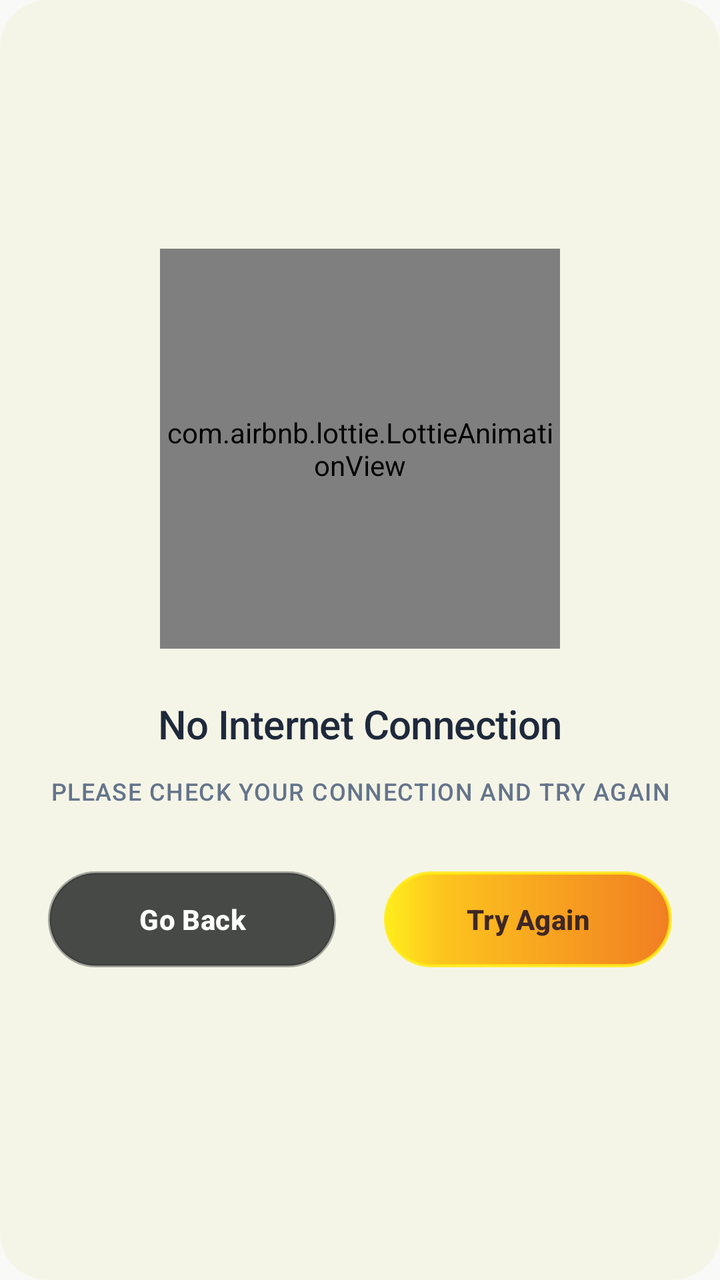
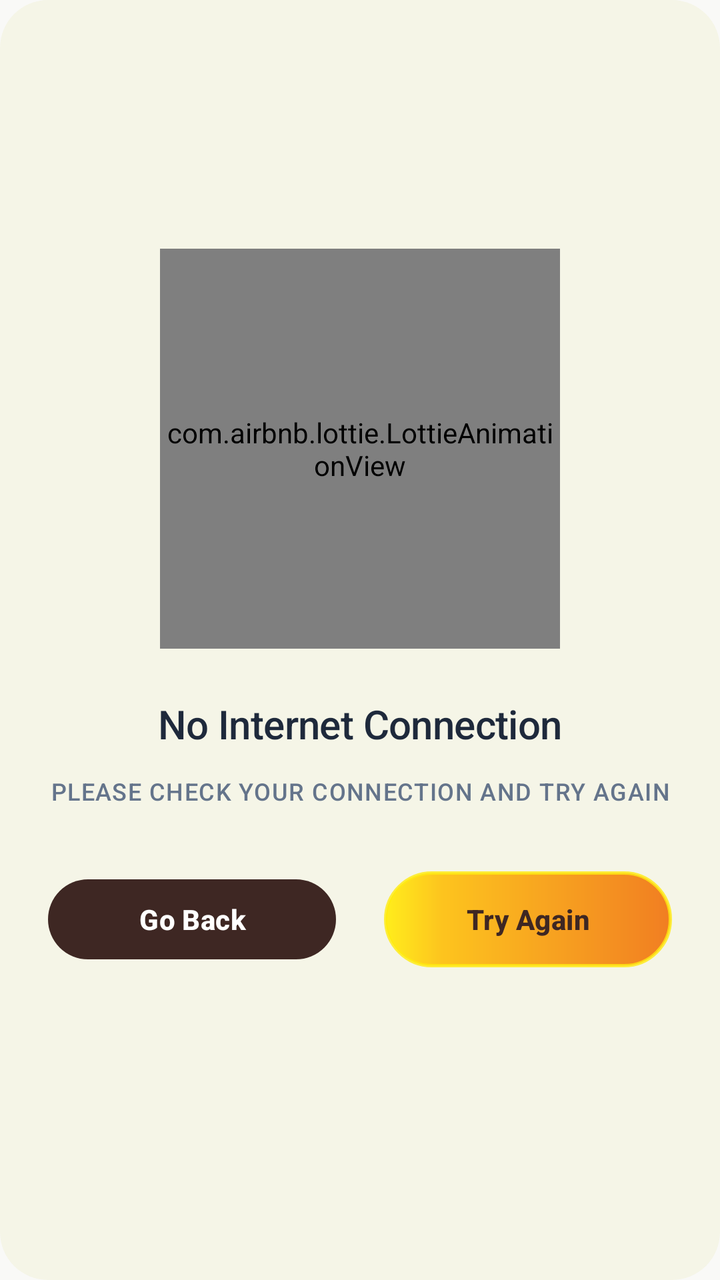

Before-and-after screenshots of an Android layout around one commit, followed by the original layout XML and the change that was made.
<!-- AndroidManifest.xml: application theme Theme.BeckieDealApp -->
<!-- res/layout/dialog_no_internet.xml -->
<?xml version="1.0" encoding="utf-8"?>
<LinearLayout
    xmlns:android="http://schemas.android.com/apk/res/android"
    xmlns:app="http://schemas.android.com/apk/res-auto"
    android:layout_width="match_parent"
    android:layout_height="match_parent"
    android:background="@drawable/dialog_no_internet_bg"
    android:gravity="center"
    android:orientation="vertical"
    android:paddingHorizontal="24dp"
    android:paddingVertical="32dp">

    
    <com.airbnb.lottie.LottieAnimationView
        android:id="@+id/noInternetAnimation"
        android:layout_width="200dp"
        android:layout_height="200dp"
        android:layout_marginBottom="24dp"
        app:lottie_rawRes="@raw/no_internet"
        app:lottie_autoPlay="true"
        app:lottie_loop="true" />

    
    <TextView
        android:layout_width="wrap_content"
        android:layout_height="wrap_content"
        android:layout_marginBottom="12dp"
        android:text="No Internet Connection"
        android:textAppearance="@style/TextAppearance.App.SectionHeader"
        android:textColor="@color/text_primary"
        android:textSize="20sp" />

    
    <TextView
        android:layout_width="wrap_content"
        android:layout_height="wrap_content"
        android:gravity="center"
        android:layout_marginBottom="32dp"
        android:text="Please check your connection and try again"
        android:textAppearance="@style/TextAppearance.App.Label"
        android:textColor="@color/text_secondary" />

    
    <LinearLayout
        android:layout_width="match_parent"
        android:layout_height="wrap_content"
        android:orientation="horizontal"
        android:layout_marginBottom="32dp">

        <com.google.android.material.button.MaterialButton
            android:id="@+id/closeButton"
            android:layout_width="0dp"
            android:layout_height="48dp"
            android:layout_weight="0.5"
            android:layout_marginEnd="12dp"
            android:paddingStart="16dp"
            android:paddingEnd="16dp"
            android:background="@drawable/button_buy_now_glass"
            android:text="Go Back"
            android:textAllCaps="false"
            android:textColor="@color/white_fixed"
            android:textSize="14sp"
            android:textStyle="bold"
            app:backgroundTint="@null" />

        <com.google.android.material.button.MaterialButton
            android:id="@+id/retryButton"
            android:layout_width="0dp"
            android:layout_height="48dp"
            android:layout_weight="0.5"
            android:layout_marginStart="12dp"
            android:paddingStart="16dp"
            android:paddingEnd="16dp"
            android:background="@drawable/button_add_to_cart_glass"
            android:text="Try Again"
            android:textAllCaps="false"
            android:textColor="@color/dark_brown"
            android:textSize="14sp"
            android:textStyle="bold"
            app:backgroundTint="@null" />
    </LinearLayout>
</LinearLayout>
<!-- resources referenced by this layout -->
<resources>
  <color name="dark_brown">#3E2723</color>
  <color name="text_primary">#1E293B</color>
  <color name="text_secondary">#64748B</color>
  <color name="white_fixed">#FFFFFF</color>
  <!-- drawable button_buy_now_glass (drawable) -->
  <?xml version="1.0" encoding="utf-8"?>
  <selector xmlns:android="http://schemas.android.com/apk/res/android">
      
      <item android:state_pressed="true">
          <layer-list>
              <item>
                  <shape android:shape="rectangle">
                      <solid android:color="#F0FFEC0F" />
                      <corners android:radius="@dimen/button_pill_radius" />
                      <stroke
                          android:width="1.5dp"
                          android:color="#CCFFEC0F" />
                  </shape>
              </item>
          </layer-list>
      </item>
      
      
      <item android:state_focused="true">
          <layer-list>
              <item>
                  <shape android:shape="rectangle">
                      <solid android:color="#F0FFEC0F" />
                      <corners android:radius="@dimen/button_pill_radius" />
                      <stroke
                          android:width="1.5dp"
                          android:color="#CCFFEC0F" />
                  </shape>
              </item>
          </layer-list>
      </item>
      
      
      <item>
          <layer-list>
              <item>
                  <shape android:shape="rectangle">
                      <solid android:color="#E02F3130" />
                      <corners android:radius="@dimen/button_pill_radius" />
                      <stroke
                          android:width="1.5dp"
                          android:color="#662F3130" />
                  </shape>
              </item>
          </layer-list>
      </item>
  </selector>
  <style name="Theme.BeckieDealApp" parent="Base.Theme.BeckieDealApp">
          <item name="buttonStyle">@style/Widget.App.Button</item>
          <item name="materialButtonStyle">@style/Widget.App.Button</item>
      </style>
  <dimen name="button_pill_radius">999dp</dimen>
  <style name="Widget.App.Button" parent="Widget.Material3.Button">
          <item name="shapeAppearance">@style/ShapeAppearance.App.Button.Pill</item>
          <item name="android:textAppearance">@style/TextAppearance.App.Button</item>
      </style>
  <color name="primary">#FDC011</color>
  <color name="on_primary">#FFFFFF</color>
  <color name="primary_container">#FDC011</color>
  <color name="on_primary_container">#582200</color>
  <color name="background">#F9F9F7</color>
  <color name="chip_selected_bg">#3E2723</color>
  <color name="surface">#FFFFFF</color>
  <color name="on_surface">#251913</color>
  <style name="TextAppearance.App.ScreenTitle" parent="TextAppearance.Material3.HeadlineMedium">
          <item name="android:fontFamily">@font/amulya_bold</item>
          <item name="android:textSize">28sp</item>
          <item name="android:letterSpacing">-0.02</item>
          <item name="android:textColor">#000000</item>
      </style>
  <style name="TextAppearance.App.Button" parent="TextAppearance.Material3.LabelLarge">
          <item name="android:fontFamily">@font/synonym_semibold</item>
          <item name="android:textSize">15sp</item>
          <item name="android:letterSpacing">0.01</item>
          <item name="android:textAllCaps">false</item>
      </style>
  <style name="ShapeAppearance.App.Button.Pill" parent="">
          <item name="cornerFamily">rounded</item>
          <item name="cornerSize">50%</item>
      </style>
  <color name="nav_indicator_fill">#FFF1EB</color>
  <style name="ShapeAppearance.App.BottomNav.ActiveIndicator" parent="">
          <item name="cornerFamily">rounded</item>
          <item name="cornerSize">50%</item>
      </style>
  <!-- unchanged entries left out for length: 12 -->
</resources>

<!-- the commit's change to res/layout/dialog_no_internet.xml (unified diff, before → after) -->
@@ -1,5 +1,5 @@
 <?xml version="1.0" encoding="utf-8"?>
-<LinearLayout
+ <LinearLayout
     xmlns:android="http://schemas.android.com/apk/res/android"
     xmlns:app="http://schemas.android.com/apk/res-auto"
     android:layout_width="match_parent"
@@ -55,13 +55,13 @@
             android:layout_marginEnd="12dp"
             android:paddingStart="16dp"
             android:paddingEnd="16dp"
-            android:background="@drawable/button_buy_now_glass"
             android:text="Go Back"
             android:textAllCaps="false"
             android:textColor="@color/white_fixed"
             android:textSize="14sp"
             android:textStyle="bold"
-            app:backgroundTint="@null" />
+            app:backgroundTint="@color/dark_brown"
+            app:cornerRadius="24dp" />
 
         <com.google.android.material.button.MaterialButton
             android:id="@+id/retryButton"
<!-- resource entries referenced after the edit -->
@@ -4,54 +4,6 @@
   <color name="text_primary">#1E293B</color>
   <color name="text_secondary">#64748B</color>
   <color name="white_fixed">#FFFFFF</color>
-  <!-- drawable button_buy_now_glass (drawable) -->
-  <?xml version="1.0" encoding="utf-8"?>
-  <selector xmlns:android="http://schemas.android.com/apk/res/android">
-      
-      <item android:state_pressed="true">
-          <layer-list>
-              <item>
-                  <shape android:shape="rectangle">
-                      <solid android:color="#F0FFEC0F" />
-                      <corners android:radius="@dimen/button_pill_radius" />
-                      <stroke
-                          android:width="1.5dp"
-                          android:color="#CCFFEC0F" />
-                  </shape>
-              </item>
-          </layer-list>
-      </item>
-      
-      
-      <item android:state_focused="true">
-          <layer-list>
-              <item>
-                  <shape android:shape="rectangle">
-                      <solid android:color="#F0FFEC0F" />
-                      <corners android:radius="@dimen/button_pill_radius" />
-                      <stroke
-                          android:width="1.5dp"
-                          android:color="#CCFFEC0F" />
-                  </shape>
-              </item>
-          </layer-list>
-      </item>
-      
-      
-      <item>
-          <layer-list>
-              <item>
-                  <shape android:shape="rectangle">
-                      <solid android:color="#E02F3130" />
-                      <corners android:radius="@dimen/button_pill_radius" />
-                      <stroke
-                          android:width="1.5dp"
-                          android:color="#662F3130" />
-                  </shape>
-              </item>
-          </layer-list>
-      </item>
-  </selector>
   <style name="Theme.BeckieDealApp" parent="Base.Theme.BeckieDealApp">
           <item name="buttonStyle">@style/Widget.App.Button</item>
           <item name="materialButtonStyle">@style/Widget.App.Button</item>
